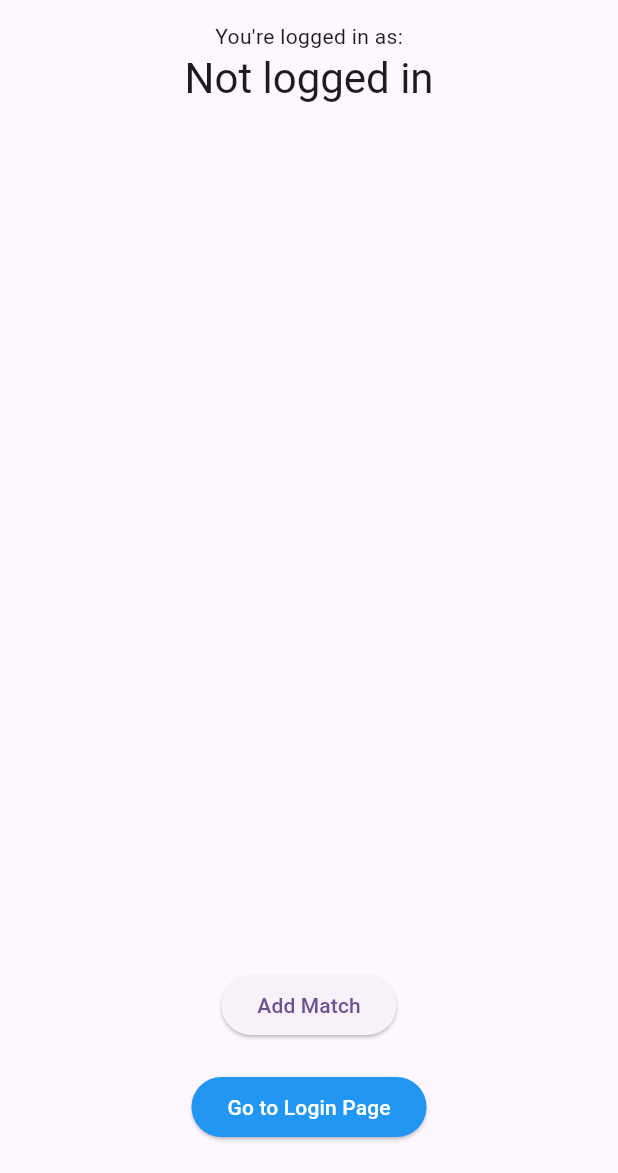
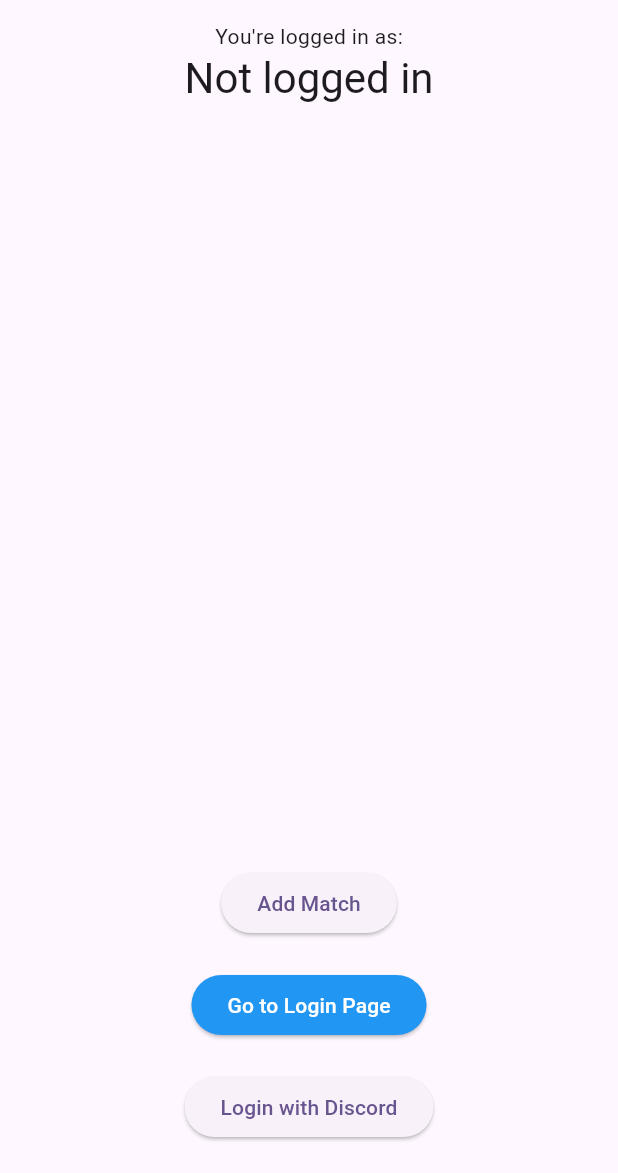
Before and after one commit to putetrekk/pocketrank, a Flutter app: the screen it shows after launch, on a phone screen of 412 x 824 dp, the part 63-1236 px from its top. Run offline on Flutter 3.47's test engine with Material 3 defaults, Android fonts, the phone set to English and light mode, and no system bars; our stand-ins replace flutter_dotenv, logger, pocketbase.

Commit message:
Add OAuth draft

```diff
--- a/pocketrank_app/lib/pages/home.dart
+++ b/pocketrank_app/lib/pages/home.dart
@@ -1,25 +1,17 @@
 import 'dart:convert';
-
+import 'package:flutter/material.dart';
 import 'package:http/http.dart' as http;
-import 'package:flutter/material.dart';
 import 'package:logger/logger.dart';
 import 'package:pocketbase/pocketbase.dart';
 import 'package:flutter_dotenv/flutter_dotenv.dart';
+import 'package:url_launcher/url_launcher.dart';
 
 import 'login.dart';
 import 'match.dart';
+import 'reset_password.dart';
 
 class MyHomePage extends StatefulWidget {
   const MyHomePage({super.key, required this.title, required this.pb});
-
-  // This widget is the home page of your application. It is stateful, meaning
-  // that it has a State object (defined below) that contains fields that affect
-  // how it looks.
-
-  // This class is the configuration for the state. It holds the values (in this
-  // case the title) provided by the parent (in this case the App widget) and
-  // used by the build method of the State. Fields in a Widget subclass are
-  // always marked "final".
 
   final String title;
   final PocketBase pb;
@@ -141,11 +133,38 @@ class _MyHomePageState extends State<MyHomePage> {
                 child: const Text('Go to Login Page'),
               ),
               const SizedBox(height: 20),
+              /*if (_userName == "Not logged in")
+                ElevatedButton(
+                  onPressed: () {
+                    Navigator.push(
+                      context,
+                      MaterialPageRoute(
+                        builder: (context) => const ResetPasswordPage(),
+                      ),
+                    );
+                  },
+                  child: const Text('Reset Password'),
+                ),
+              const SizedBox(height: 20),*/
+              if (_userName == "Not logged in")
+                ElevatedButton(
+                  onPressed: () {
+                    _redirectToDiscord();
+                  },
+                  child: const Text('Login with Discord'),
+                ),
+              const SizedBox(height: 20),
             ],
           ),
         ),
       ),
     );
+  }
+
+  void _redirectToDiscord() async {
+    final discordAuthUrl = Uri.https(
+        dotenv.env["DISCORD_OAUTH2_HOST"]!, dotenv.env["DISCORD_OAUTH2_PATH"]!);
+    await launchUrl(discordAuthUrl);
   }
 }
 
--- a/pocketrank_app/pubspec.yaml
+++ b/pocketrank_app/pubspec.yaml
@@ -40,6 +40,7 @@ dependencies:
   http: any
   logger: ^2.4.0
   flutter_dotenv: ^5.1.0
+  url_launcher: ^6.3.0
 dev_dependencies:
   flutter_test:
     sdk: flutter
```
Also changed, not shown: pocketrank_app/lib/pages/reset_password.dart (added, +69 -0 lines), pocketrank_app/pubspec.lock, 2 other files.
